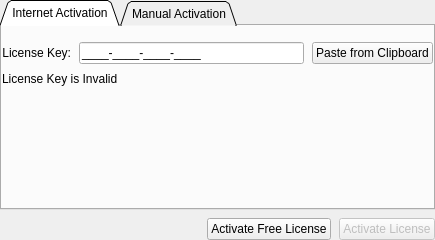
Old version of the form client/src/ui/widgets/system_settings/license_widget.ui in the repository networkoptix/nx_open.
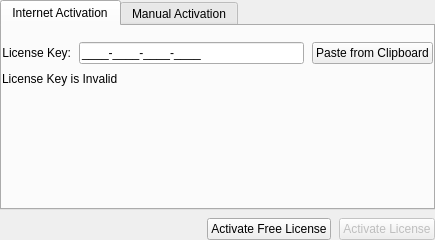
New version of the form. Custom widgets are drawn as their Qt base class.

The edit to the form file:
```diff
--- a/client/src/ui/widgets/system_settings/license_widget.ui
+++ b/client/src/ui/widgets/system_settings/license_widget.ui
@@ -28,9 +28,6 @@
    </property>
    <item>
     <widget class="QTabWidget" name="tabWidget">
-     <property name="tabShape">
-      <enum>QTabWidget::Triangular</enum>
-     </property>
      <property name="currentIndex">
       <number>0</number>
      </property>
```
